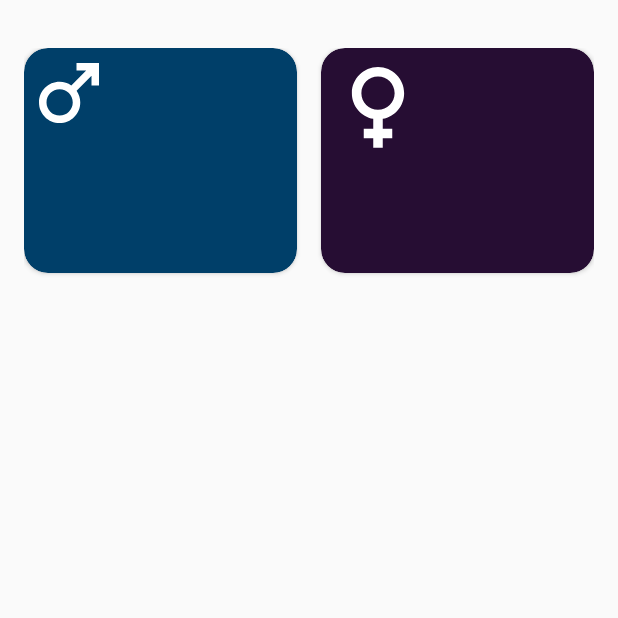
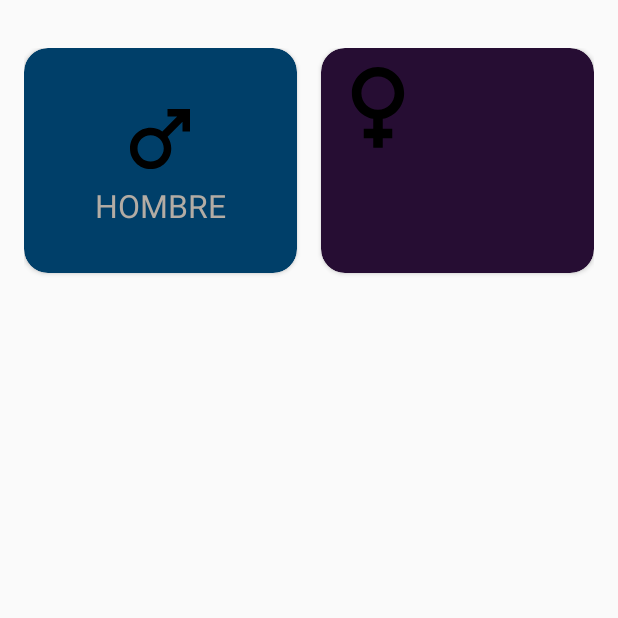
Before and after one commit to salvadoralcantara/Calculadora-IMC, an Android app built with Jetpack Compose: the screen it shows after launch (MainActivity), on a phone screen of 412 x 824 dp, the top half of it. Run offline under Robolectric (Android 15) with nearby library versions, the phone set to English and light mode, and no system bars.

Commit message:
Update activity_main.xml
se mejora la tarjeta male

```diff
--- a/app/src/main/res/layout/activity_main.xml
+++ b/app/src/main/res/layout/activity_main.xml
@@ -24,14 +24,25 @@
         <androidx.appcompat.widget.LinearLayoutCompat
             android:layout_width="match_parent"
             android:layout_height="match_parent"
-            android:orientation="vertical"/>
+            android:gravity="center"
+            android:orientation="vertical">
 
             <ImageView
                 android:id="@+id/imageMale"
                 android:layout_width="60dp"
                 android:layout_height="60dp"
-                android:tint="#ffffff"
+                app:tint="#ffffff"
                 android:src="@drawable/ic_male"/>
+
+            <TextView
+                android:id="@+id/textMale"
+                android:layout_width="wrap_content"
+                android:layout_height="wrap_content"
+                android:textColor="@color/title_text"
+                android:textAllCaps="true"
+                android:textSize="21dp"
+                android:text="hombre"/>
+        </androidx.appcompat.widget.LinearLayoutCompat>
 
     </androidx.cardview.widget.CardView>
 
@@ -49,7 +60,7 @@
             android:id="@+id/imageFemale"
             android:layout_width="76dp"
             android:layout_height="76dp"
-            android:tint="#ffffff"
+            app:tint="#ffffff"
             android:src="@drawable/ic_female"/>
 
     </androidx.cardview.widget.CardView>
```
